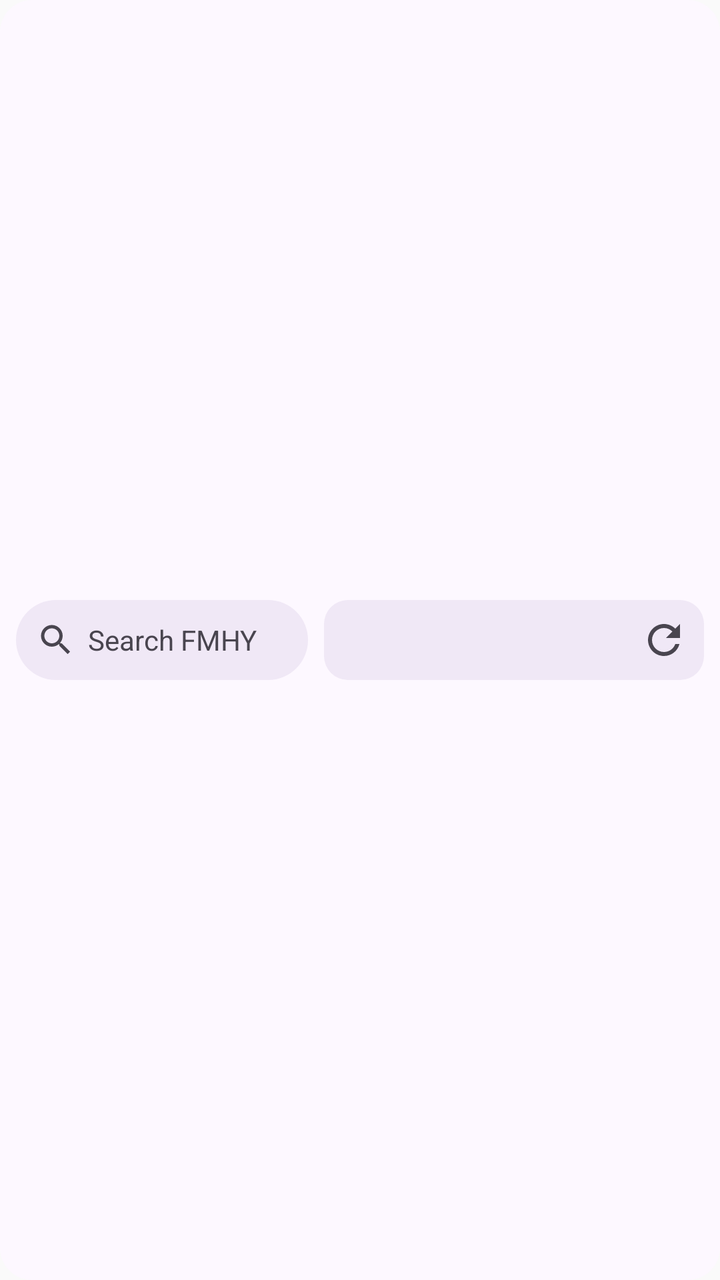
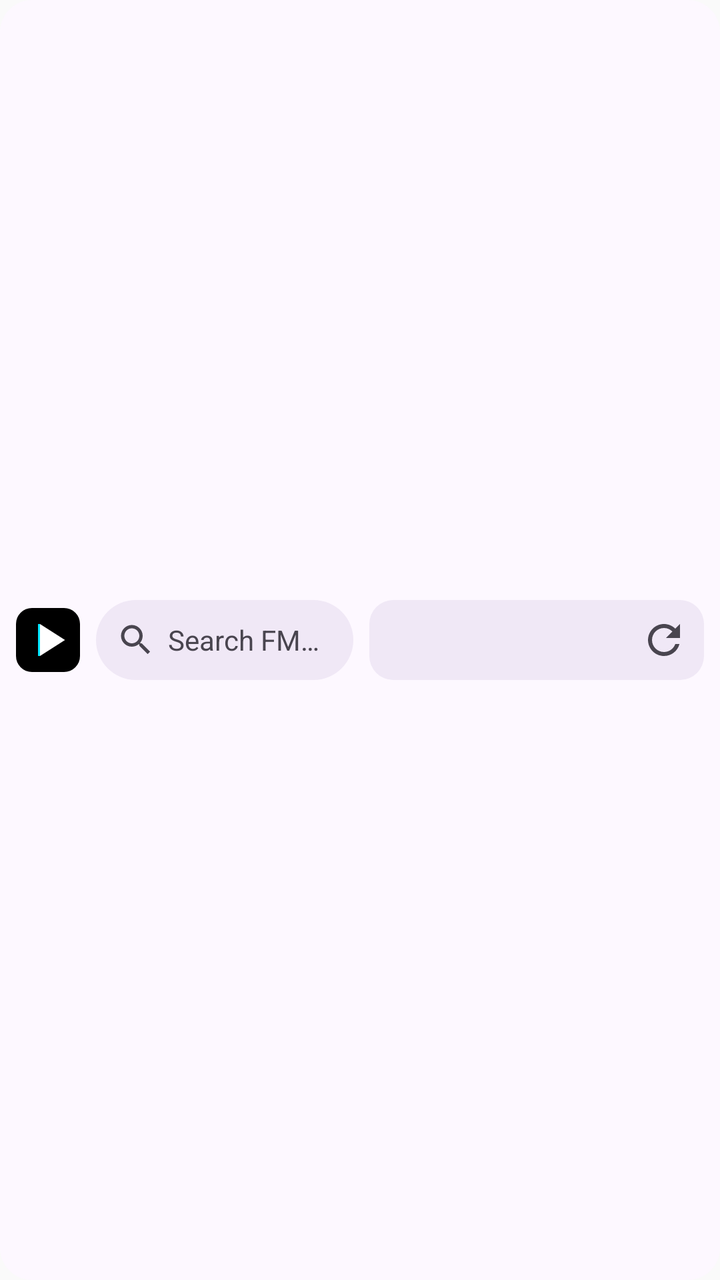

The first picture is an Android layout as it rendered before a commit; the second is the same layout after the commit. The layout source and the unified diff follow.
<!-- AndroidManifest.xml: application theme Theme.FMHY -->
<!-- res/layout/widget_fmhy_small.xml -->
<?xml version="1.0" encoding="utf-8"?>
<LinearLayout xmlns:android="http://schemas.android.com/apk/res/android"
    android:id="@+id/widget_root"
    android:layout_width="match_parent"
    android:layout_height="match_parent"
    android:background="@drawable/widget_background"
    android:gravity="center_vertical"
    android:orientation="horizontal"
    android:padding="8dp">

    <LinearLayout
        android:id="@+id/widget_search"
        android:layout_width="0dp"
        android:layout_height="40dp"
        android:layout_weight="1"
        android:background="@drawable/widget_search_pill_bg"
        android:contentDescription="@string/widget_search_hint"
        android:gravity="center_vertical"
        android:orientation="horizontal"
        android:paddingStart="10dp"
        android:paddingEnd="10dp">

        <ImageView
            android:layout_width="20dp"
            android:layout_height="20dp"
            android:importantForAccessibility="no"
            android:src="@drawable/ic_widget_search" />

        <TextView
            android:layout_width="wrap_content"
            android:layout_height="wrap_content"
            android:layout_marginStart="6dp"
            android:ellipsize="end"
            android:maxLines="1"
            android:text="@string/widget_search_hint"
            android:textColor="@color/widget_text_secondary"
            android:textSize="14sp" />
    </LinearLayout>

    <LinearLayout
        android:id="@+id/widget_random"
        android:layout_width="0dp"
        android:layout_height="40dp"
        android:layout_marginStart="8dp"
        android:layout_weight="1.3"
        android:background="@drawable/widget_chip_bg"
        android:gravity="center_vertical"
        android:orientation="horizontal"
        android:paddingStart="10dp">

        <LinearLayout
            android:layout_width="0dp"
            android:layout_height="wrap_content"
            android:layout_weight="1"
            android:orientation="vertical">

            <TextView
                android:id="@+id/widget_random_name"
                android:layout_width="match_parent"
                android:layout_height="wrap_content"
                android:ellipsize="end"
                android:maxLines="1"
                android:textColor="@color/widget_text"
                android:textSize="14sp"
                android:textStyle="bold" />

            <TextView
                android:id="@+id/widget_random_section"
                android:layout_width="match_parent"
                android:layout_height="wrap_content"
                android:ellipsize="end"
                android:maxLines="1"
                android:textColor="@color/widget_text_secondary"
                android:textSize="11sp" />
        </LinearLayout>

        <ImageButton
            android:id="@+id/widget_refresh"
            android:layout_width="40dp"
            android:layout_height="40dp"
            android:background="@null"
            android:contentDescription="@string/widget_refresh"
            android:src="@drawable/ic_widget_refresh" />
    </LinearLayout>
</LinearLayout>
<!-- resources referenced by this layout -->
<resources>
  <color name="widget_text">#FF1D1B20</color>
  <color name="widget_text_secondary">#FF49454F</color>
  <!-- drawable ic_widget_refresh (drawable) -->
  <?xml version="1.0" encoding="utf-8"?>
  <vector xmlns:android="http://schemas.android.com/apk/res/android"
      android:width="24dp" android:height="24dp"
      android:viewportWidth="24" android:viewportHeight="24">
      <path android:fillColor="@color/widget_text_secondary" android:pathData="M17.65,6.35C16.2,4.9 14.21,4 12,4c-4.42,0 -7.99,3.58 -7.99,8s3.57,8 7.99,8c3.73,0 6.84,-2.55 7.73,-6h-2.08c-0.82,2.33 -3.04,4 -5.65,4 -3.31,0 -6,-2.69 -6,-6s2.69,-6 6,-6c1.66,0 3.14,0.69 4.22,1.78L13,11h7V4l-2.35,2.35z" />
  </vector>
  <!-- drawable ic_widget_search (drawable) -->
  <?xml version="1.0" encoding="utf-8"?>
  <vector xmlns:android="http://schemas.android.com/apk/res/android"
      android:width="24dp" android:height="24dp"
      android:viewportWidth="24" android:viewportHeight="24">
      <path android:fillColor="@color/widget_text_secondary" android:pathData="M15.5,14h-0.79l-0.28,-0.27C15.41,12.59 16,11.11 16,9.5 16,5.91 13.09,3 9.5,3S3,5.91 3,9.5 5.91,16 9.5,16c1.61,0 3.09,-0.59 4.23,-1.57l0.27,0.28v0.79l5,4.99L20.49,19l-4.99,-5zM9.5,14C7.01,14 5,11.99 5,9.5S7.01,5 9.5,5 14,7.01 14,9.5 11.99,14 9.5,14z" />
  </vector>
  <!-- drawable widget_background (drawable) -->
  <?xml version="1.0" encoding="utf-8"?>
  <shape xmlns:android="http://schemas.android.com/apk/res/android"
      android:shape="rectangle">
      <solid android:color="@color/widget_bg" />
      <corners android:radius="16dp" />
  </shape>
  <!-- drawable widget_chip_bg (drawable) -->
  <?xml version="1.0" encoding="utf-8"?>
  <shape xmlns:android="http://schemas.android.com/apk/res/android"
      android:shape="rectangle">
      <solid android:color="@color/widget_surface_pill" />
      <corners android:radius="12dp" />
  </shape>
  <!-- drawable widget_search_pill_bg (drawable) -->
  <?xml version="1.0" encoding="utf-8"?>
  <shape xmlns:android="http://schemas.android.com/apk/res/android"
      android:shape="rectangle">
      <solid android:color="@color/widget_surface_pill" />
      <corners android:radius="20dp" />
  </shape>
  <string name="widget_refresh">Refresh random pick</string>
  <string name="widget_search_hint">Search FMHY</string>
  <style name="Theme.FMHY" parent="android:Theme.Material.Light.NoActionBar" />
  <color name="widget_bg">#FFFDF8FF</color>
  <color name="widget_surface_pill">#FFF0E8F6</color>
</resources>

<!-- the commit's change to res/layout/widget_fmhy_small.xml (unified diff, before → after) -->
@@ -7,6 +7,14 @@
     android:gravity="center_vertical"
     android:orientation="horizontal"
     android:padding="8dp">
+
+    <ImageView
+        android:layout_width="32dp"
+        android:layout_height="32dp"
+        android:layout_gravity="center_vertical"
+        android:layout_marginEnd="8dp"
+        android:importantForAccessibility="no"
+        android:src="@drawable/ic_widget_logo" />
 
     <LinearLayout
         android:id="@+id/widget_search"
<!-- resource entries referenced after the edit -->
@@ -2,6 +2,23 @@
 <resources>
   <color name="widget_text">#FF1D1B20</color>
   <color name="widget_text_secondary">#FF49454F</color>
+  <!-- drawable ic_widget_logo (drawable) -->
+  <?xml version="1.0" encoding="utf-8"?>
+  <vector xmlns:android="http://schemas.android.com/apk/res/android"
+      android:width="32dp"
+      android:height="32dp"
+      android:viewportWidth="32"
+      android:viewportHeight="32">
+      <path
+          android:fillColor="#FF000000"
+          android:pathData="M8,0 L24,0 A8,8 0 0,1 32,8 L32,24 A8,8 0 0,1 24,32 L8,32 A8,8 0 0,1 0,24 L0,8 A8,8 0 0,1 8,0 Z" />
+      <path
+          android:fillColor="#FF00E5FF"
+          android:pathData="M11,8 L11,24 L12,24 L12,8 Z" />
+      <path
+          android:fillColor="#FFFFFFFF"
+          android:pathData="M12,8 L12,24 L24.5,16 Z" />
+  </vector>
   <!-- drawable ic_widget_refresh (drawable) -->
   <?xml version="1.0" encoding="utf-8"?>
   <vector xmlns:android="http://schemas.android.com/apk/res/android"
